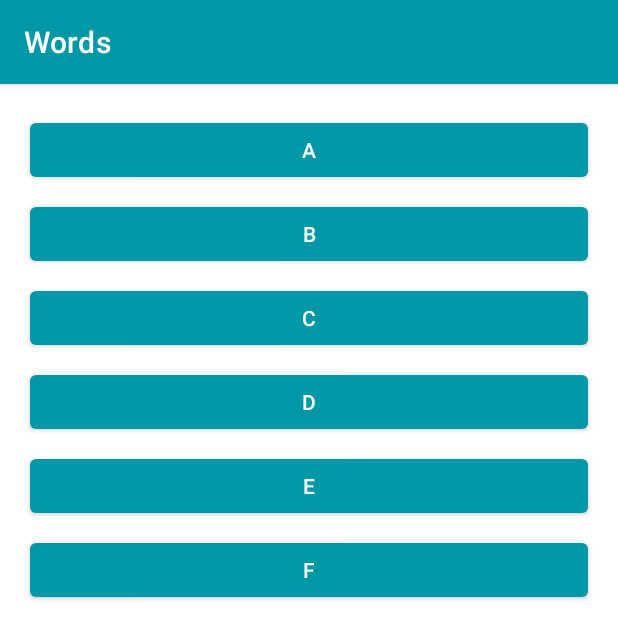
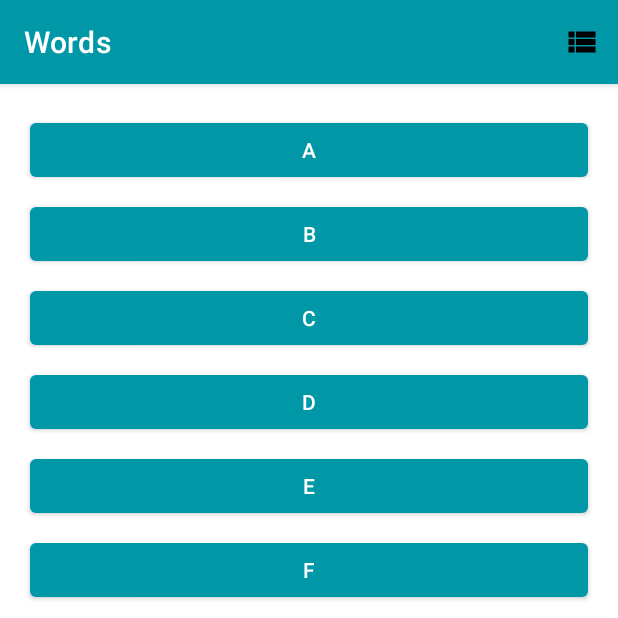
Before and after one commit to Re-Animator/Words, an Android app: the screen it shows after launch (MainActivity), on a phone screen of 412 x 824 dp, the top half of it. Run offline under Robolectric (Android 15) with nearby library versions, the phone set to English and light mode, and no system bars.

Commit message:
add app logic add possibility to change layout add possibility to google word meaning

```diff
--- a/app/src/main/java/com/example/wordsapp/DetailActivity.kt
+++ b/app/src/main/java/com/example/wordsapp/DetailActivity.kt
@@ -23,6 +23,10 @@ import com.example.wordsapp.databinding.ActivityDetailBinding
 
 
 class DetailActivity : AppCompatActivity() {
+    companion object {
+        const val LETTER = "letter"
+        const val SEARCH_PREFIX = "http://www.google.com/search?q="
+    }
 
     override fun onCreate(savedInstanceState: Bundle?) {
         super.onCreate(savedInstanceState)
@@ -36,7 +40,7 @@ class DetailActivity : AppCompatActivity() {
         // Retrieve the LETTER from the Intent extras
         // intent.extras.getString returns String? (String or null)
         // so toString() guarantees that the value will be a String
-        val letterId = "A"
+        val letterId = intent?.extras?.getString(LETTER).toString()
 
         val recyclerView = binding.recyclerView
         recyclerView.layoutManager = LinearLayoutManager(this)
--- a/app/src/main/java/com/example/wordsapp/MainActivity.kt
+++ b/app/src/main/java/com/example/wordsapp/MainActivity.kt
@@ -16,7 +16,11 @@
 package com.example.wordsapp
 
 import android.os.Bundle
+import android.view.Menu
+import android.view.MenuItem
 import androidx.appcompat.app.AppCompatActivity
+import androidx.core.content.ContextCompat
+import androidx.recyclerview.widget.GridLayoutManager
 import androidx.recyclerview.widget.LinearLayoutManager
 import androidx.recyclerview.widget.RecyclerView
 import com.example.wordsapp.databinding.ActivityMainBinding
@@ -26,6 +30,7 @@ import com.example.wordsapp.databinding.ActivityMainBinding
  */
 class MainActivity : AppCompatActivity() {
     private lateinit var recyclerView: RecyclerView
+    private var isLinearLayoutManager = true
 
     override fun onCreate(savedInstanceState: Bundle?) {
         super.onCreate(savedInstanceState)
@@ -35,8 +40,48 @@ class MainActivity : AppCompatActivity() {
 
         recyclerView = binding.recyclerView
         // Sets the LinearLayoutManager of the recyclerview
-        recyclerView.layoutManager = LinearLayoutManager(this)
+        chooseLayout()
+    }
+
+    private fun chooseLayout() {
+        if(isLinearLayoutManager) {
+            recyclerView.layoutManager = LinearLayoutManager(this)
+        } else {
+            recyclerView.layoutManager = GridLayoutManager(this, 4)
+        }
         recyclerView.adapter = LetterAdapter()
     }
 
+    private fun setIcon(menuItem: MenuItem?) {
+        if(menuItem == null) {
+            return
+        }
+
+        menuItem.icon =
+            if(isLinearLayoutManager)
+                ContextCompat.getDrawable(this, R.drawable.ic_linear_layout)
+            else ContextCompat.getDrawable(this, R.drawable.ic_grid_layout)
+    }
+
+    override fun onCreateOptionsMenu(menu: Menu?): Boolean {
+        menuInflater.inflate(R.menu.layout_menu, menu)
+
+        val layoutButton = menu?.findItem(R.id.action_switch_layout)
+        setIcon(layoutButton)
+
+        return true
+    }
+
+    override fun onOptionsItemSelected(item: MenuItem): Boolean {
+        return when(item.itemId) {
+            R.id.action_switch_layout -> {
+                isLinearLayoutManager = !isLinearLayoutManager
+                chooseLayout()
+                setIcon(item)
+
+                return true
+            }
+            else -> super.onOptionsItemSelected(item)
+        }
+    }
 }
--- /dev/null
+++ b/app/src/main/res/drawable/ic_grid_layout.xml
@@ -0,0 +1,5 @@
+<vector android:height="24dp" android:tint="#000000"
+    android:viewportHeight="24" android:viewportWidth="24"
+    android:width="24dp" xmlns:android="http://schemas.android.com/apk/res/android">
+    <path android:fillColor="@android:color/white" android:pathData="M14.67,5v6.5H9.33V5H14.67zM15.67,11.5H21V5h-5.33V11.5zM14.67,19v-6.5H9.33V19H14.67zM15.67,12.5V19H21v-6.5H15.67zM8.33,12.5H3V19h5.33V12.5zM8.33,11.5V5H3v6.5H8.33z"/>
+</vector>
--- /dev/null
+++ b/app/src/main/res/drawable/ic_linear_layout.xml
@@ -0,0 +1,5 @@
+<vector android:autoMirrored="true" android:height="24dp"
+    android:tint="#000000" android:viewportHeight="24"
+    android:viewportWidth="24" android:width="24dp" xmlns:android="http://schemas.android.com/apk/res/android">
+    <path android:fillColor="@android:color/white" android:pathData="M3,14h4v-4H3V14zM3,19h4v-4H3V19zM3,9h4V5H3V9zM8,14h13v-4H8V14zM8,19h13v-4H8V19zM8,5v4h13V5H8z"/>
+</vector>
--- /dev/null
+++ b/app/src/main/res/menu/layout_menu.xml
@@ -0,0 +1,9 @@
+<?xml version="1.0" encoding="utf-8"?>
+<menu xmlns:android="http://schemas.android.com/apk/res/android"
+    xmlns:app="http://schemas.android.com/apk/res-auto">
+    <item
+        android:id="@+id/action_switch_layout"
+        android:title="@string/action_switch_layout"
+        android:icon="@drawable/ic_linear_layout"
+        app:showAsAction="always" />
+</menu>
```
Also changed, not shown: app/src/main/java/com/example/wordsapp/LetterAdapter.kt (+7 -0 lines), app/src/main/java/com/example/wordsapp/WordAdapter.kt (+8 -1 lines).
